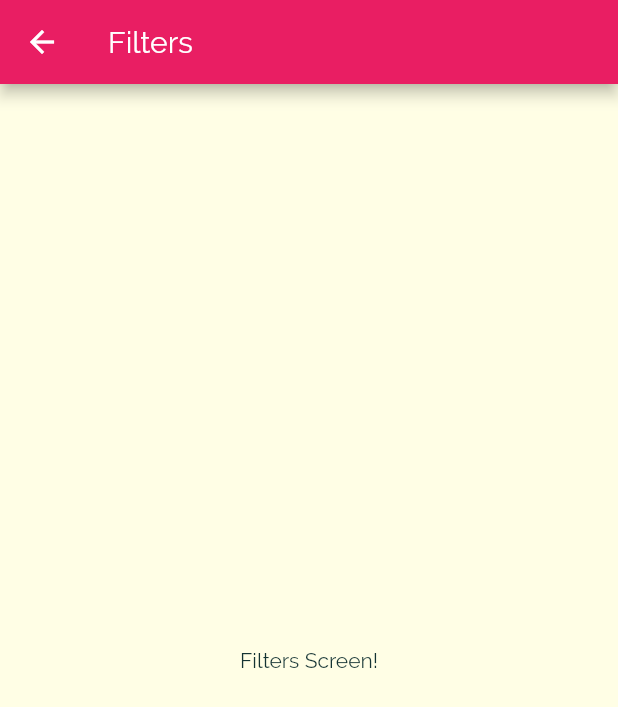
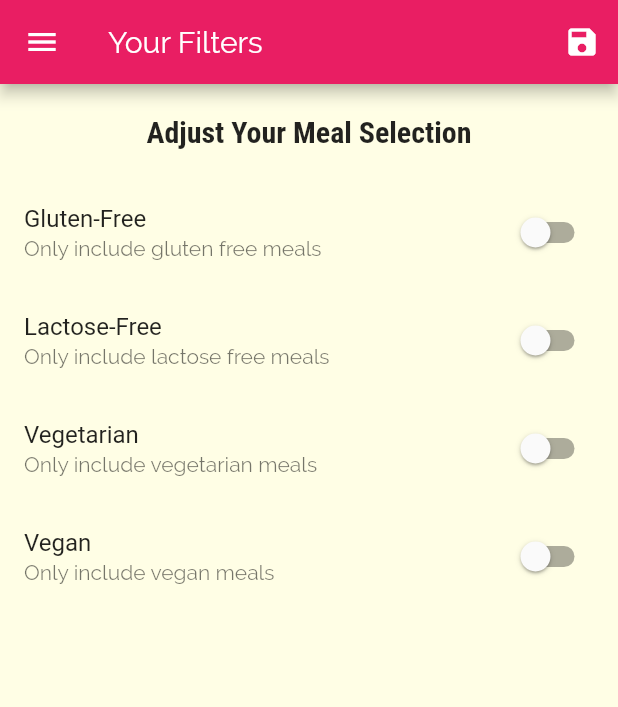
Before and after one commit to harleenkaurchadha/meals_app, a Flutter app: the FiltersScreen screen opened by its route, on a phone screen of 412 x 824 dp. Shown: the top 707 px of the screen. Run offline on Flutter 3.47's test engine with Material 2 defaults, Android fonts, the phone set to English and light mode, and no system bars.

Commit message:
using filters on meals

```diff
--- a/lib/main.dart
+++ b/lib/main.dart
@@ -1,16 +1,60 @@
 import 'package:flutter/material.dart';
+import './dummy_data.dart';
 import './screens/tabs_screen.dart';
 import './screens/meal_detail_screen.dart';
 import 'screens/categories_screen.dart';
 import './screens/category_meals_screen.dart';
 import './screens/filters_screen.dart';
-
+import './models/meal.dart';
 void main()
 {
   runApp(MyApp());
 }
-class MyApp extends StatelessWidget{
+class MyApp extends StatefulWidget{
 
+  @override
+  _MyAppState createState() => _MyAppState();
+}
+
+class _MyAppState extends State<MyApp> {
+  Map<String, bool> _filters= {
+    'gluten': false,
+    'lactose': false,
+    'vegan': false,
+    'vegetarian': false,
+  };
+  List<Meal> _availableMeals= DUMMY_MEALS;
+//  List<Meal> _favouriteMeals = [];
+
+  void _setFilters(Map<String, bool> filterData){
+   setState(() {
+     _filters= filterData;
+
+     _availableMeals= DUMMY_MEALS.where((meal){
+      if(_filters['gluten'] && !meal.isGlutenFree)    //check for gluten free switch set & if yes then check for meal
+        {
+          return false;             // we return false in where methd if we don't want item in new generated list
+      }
+      if(_filters['lactose'] && (!meal.isLactoseFree) )    //check for gluten free switch set & if yes then check for meal
+          {
+        return false;             // we return false in where methd if we don't want item in new generated list
+      }
+      if(_filters['vegan'] && (!meal.isVegan) )    //check for gluten free switch set & if yes then check for meal
+          {
+        return false;             // we return false in where methd if we don't want item in new generated list
+      }
+      if(_filters['vegetarian'] && (!meal.isVegetarian) )    //check for gluten free switch set & if yes then check for meal
+          {
+        return false;             // we return false in where methd if we don't want item in new generated list
+      }
+      return true;
+     }).toList();
+   });
+  }
+
+//  void _toggleFavourite(String mealId){    // to turn a meal into fav or unfav it & add it to list
+//    final existingIndex= _favouriteMeals.indexWhere(());   // check if element is part of list & returns index
+//  }
   @override
   Widget build(BuildContext context){
     return MaterialApp(
@@ -41,9 +85,9 @@ class MyApp extends StatelessWidget{
 //      home: CategoriesScreen(),
       routes: {                   //list of all available page routing for lean code
         '/' : (ctx) => TabsScreen(),
-        CategoryMealsScreen.routeName : (ctx) => CategoryMealsScreen(),             //screen : creation function for that screen
+        CategoryMealsScreen.routeName : (ctx) => CategoryMealsScreen(_availableMeals),             //screen : creation function for that screen
         MealDetailScreen.routeName : (ctx) => MealDetailScreen(),
-        FiltersScreen.routeName: (ctx) => FiltersScreen(),
+        FiltersScreen.routeName: (ctx) => FiltersScreen(_filters,_setFilters),
       },
     );
   }
--- a/lib/screens/category_meals_screen.dart
+++ b/lib/screens/category_meals_screen.dart
@@ -1,10 +1,12 @@
 import 'package:flutter/material.dart';
-import '../dummy_data.dart';
 import '../widgets/meal_item.dart';
 import '../models/meal.dart';
 
 class CategoryMealsScreen extends StatefulWidget{
 static const routeName = '/category-meals';
+final List<Meal> availableMeals ;
+
+CategoryMealsScreen(this.availableMeals);
 
   @override
   _CategoryMealsScreenState createState() => _CategoryMealsScreenState();
@@ -29,7 +31,7 @@ class _CategoryMealsScreenState extends State<CategoryMealsScreen> {
            .arguments as Map<String, String>; //extracting the arguments
        categoryTitle = routeArgs['title'];
        final categoryId = routeArgs['id'];
-       displayedMeals = DUMMY_MEALS.where((
+       displayedMeals = widget.availableMeals.where((
            meal) { //it receive each item as input & we have to
          // return true if we want to keep that in list
          return meal.categories.contains(categoryId);
--- a/lib/screens/favourites_screen.dart
+++ b/lib/screens/favourites_screen.dart
@@ -1,6 +1,10 @@
 import 'package:flutter/material.dart';
+//import '../models/meal.dart';
 
 class FavouritesScreen extends StatelessWidget{
+//  final List<Meal> favouritesMeal;
+
+//  FavouritesScreen(this.favouritesMeal);
 
   @override
   Widget build(BuildContext context){
--- a/lib/screens/filters_screen.dart
+++ b/lib/screens/filters_screen.dart
@@ -1,15 +1,119 @@
 import 'Package:flutter/material.dart';
+import 'package:meals_app/widgets/main_drawer.dart';
 
-class FiltersScreen extends StatelessWidget{
+class FiltersScreen extends StatefulWidget{
   static const routeName ='/filters';
+  final Function saveFilters;
+  final Map<String, bool> currentFilters;
+
+  FiltersScreen(this.currentFilters,this.saveFilters);
+  @override
+  _FiltersScreenState createState() => _FiltersScreenState();
+}
+
+class _FiltersScreenState extends State<FiltersScreen> {
+  bool _glutenFree = false;
+  bool _vegetarian = false;
+  bool _vegan = false;
+  bool _lactoseFree = false;
+
+  @override
+  initState(){
+    _glutenFree = widget.currentFilters['gluten'];
+    _vegetarian = widget.currentFilters['vegetarian'];
+    _vegan = widget.currentFilters['vegan'];
+    _lactoseFree = widget.currentFilters['lactose'];
+    super.initState();
+  }
+
+   Widget buildSwitchListTile(
+       String title,
+       String description,
+       bool currentValue,
+       Function updateValue)
+    {
+     return SwitchListTile(
+       title: Text(title),
+       value: currentValue,
+       subtitle: Text(description),
+       onChanged: updateValue,
+      );
+   }
   @override
   Widget build(BuildContext context){
     return Scaffold(
       appBar: AppBar(
-        title: Text('Filters'),
+        title: Text('Your Filters'),
+        actions: <Widget>[
+          IconButton(icon:Icon(Icons.save),
+          onPressed: (){
+            final selectedFilters={
+              'gluten' : _glutenFree,
+              'lactose' : _lactoseFree,
+              'vegan' : _vegan,
+              'vegetarian' : _vegetarian,
+            };
+          widget.saveFilters(selectedFilters);
+          },
+          ),
+        ],
       ),
-      body: Center(
-        child: Text('Filters Screen!'),
+      drawer: MainDrawer(),
+      body: Column(
+        children: [
+         Container(
+           padding: EdgeInsets.all(20),
+           child: Text('Adjust Your Meal Selection',
+           // ignore: deprecated_member_use
+           style: Theme.of(context).textTheme.title,),
+         ),
+          Expanded(
+            child: ListView(
+             children: [
+             buildSwitchListTile(
+              'Gluten-Free',
+              'Only include gluten free meals',
+              _glutenFree,
+              (newValue){
+                setState(()
+                {
+               _glutenFree=newValue;
+                });}
+                ),
+             buildSwitchListTile(
+              'Lactose-Free',
+              'Only include lactose free meals',
+              _lactoseFree,
+              (newValue){
+               setState(()
+               {
+                 _lactoseFree=newValue;
+                });}
+               ),
+             buildSwitchListTile(
+             'Vegetarian',
+             'Only include vegetarian meals',
+             _vegetarian,
+                 (newValue){
+               setState(()
+               {
+                 _vegetarian=newValue;
+               });}
+             ),
+             buildSwitchListTile(
+             'Vegan',
+             'Only include vegan meals',
+             _vegan,
+                 (newValue){
+               setState(()
+               {
+                 _vegan=newValue;
+               });}
+             ),
+             ],
+            ),
+          ),
+        ],
       ),
     );
   }
```
